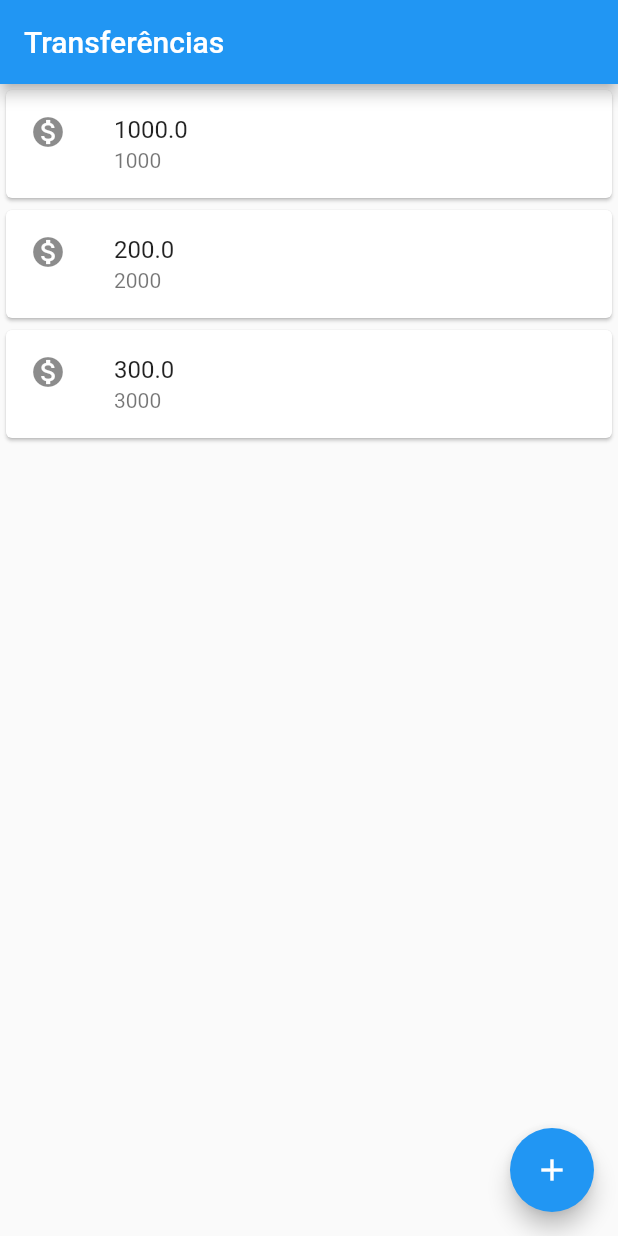
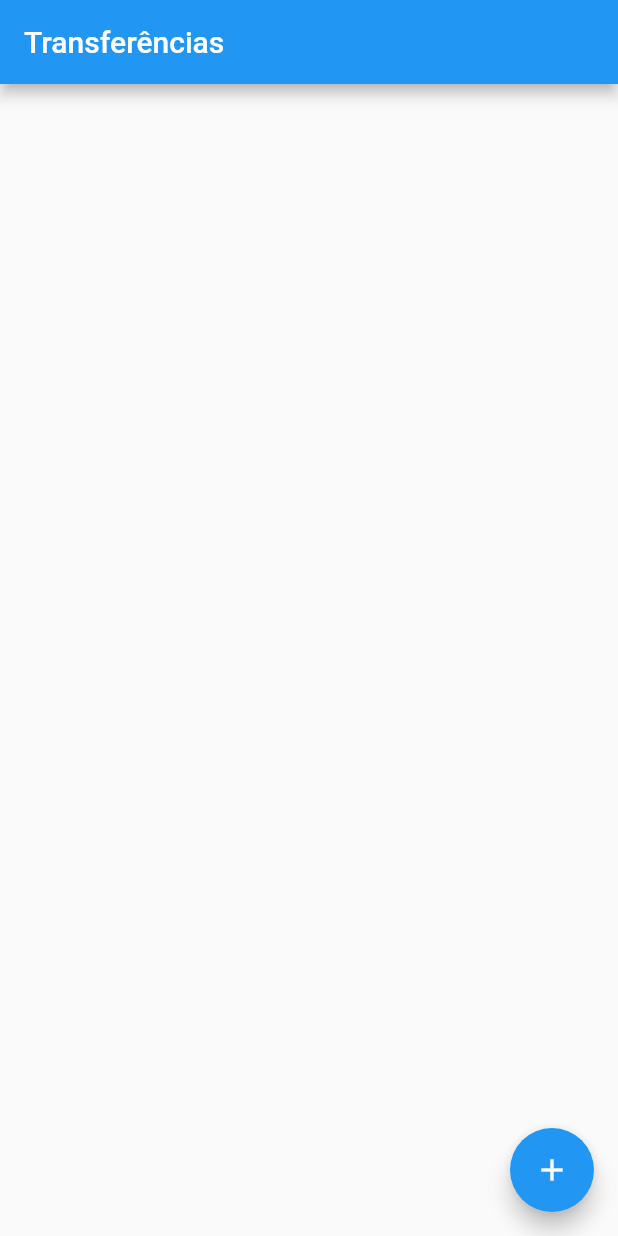
Before and after one commit to palomacorreia/flutter_ByteBank, a Flutter app: the screen it shows after launch, on a phone screen of 412 x 824 dp. Run offline on Flutter 3.47's test engine with Material 2 defaults, Android fonts, the phone set to English and light mode, and no system bars.

```diff
--- a/lib/main.dart
+++ b/lib/main.dart
@@ -7,7 +7,7 @@ class BytebankApp extends StatelessWidget {
   @override
   Widget build(BuildContext context) {
     return MaterialApp(
-      home: Scaffold(body: ListaTranferencias()),
+      home: Scaffold(body: ListaTransferencias()),
     );
   }
 }
@@ -52,7 +52,7 @@ class FormularioTransferencias extends StatelessWidget {
     if (numberAccount != null && value != null) {
       final transferCreated = Transferencia(value, numberAccount);
       debugPrint("Criando Transferência");
-      Navigator.pop(context,transferCreated);
+      Navigator.pop(context, transferCreated);
     }
   }
 }
@@ -82,24 +82,36 @@ class Editor extends StatelessWidget {
   }
 }
 
-class ListaTranferencias extends StatelessWidget {
+class ListaTransferencias extends StatefulWidget {
+  final List<Transferencia> _transferencias = List();
+
+  @override
+  State<StatefulWidget> createState() {
+    return ListaTransferenciasState();
+  }
+}
+
+class ListaTransferenciasState extends State<ListaTransferencias> {
+  //Atualizações Dinâmicas
   @override
   Widget build(BuildContext context) {
     return Scaffold(
       appBar: AppBar(
         title: Text("Transferências"),
       ),
-      body: Column(
-        children: <Widget>[
-          ItemTransferencia(Transferencia(1000, 1000)),
-          ItemTransferencia(Transferencia(200.0, 2000)),
-          ItemTransferencia(Transferencia(300.0, 3000)),
-        ],
+      body: ListView.builder(
+        itemCount: widget._transferencias.length,
+        itemBuilder: (context, index) {
+          final transfer = widget._transferencias[index];
+          return ItemTransferencia(transfer);
+        },
       ),
       floatingActionButton: FloatingActionButton(
           child: Icon(Icons.add), onPressed: () {
         //callback - resposta durante navigation
-        final Future<Transferencia> future = Navigator.push(
+        final
+        Future
+        <Transferencia> future = Navigator.push(
             context, MaterialPageRoute(builder: (context) {
           return FormularioTransferencias();
         }));
@@ -107,12 +119,12 @@ class ListaTranferencias extends StatelessWidget {
         future.then((transferReceived) {
           debugPrint("chegou no future");
           debugPrint("$transferReceived");
+          widget._transferencias.add(transferReceived);
         });
       }),
     );
   }
 }
-
 
   class ItemTransferencia extends StatelessWidget {
   final Transferencia _transferencia;
```
Lines whose indentation alone changed are shown as unchanged.
